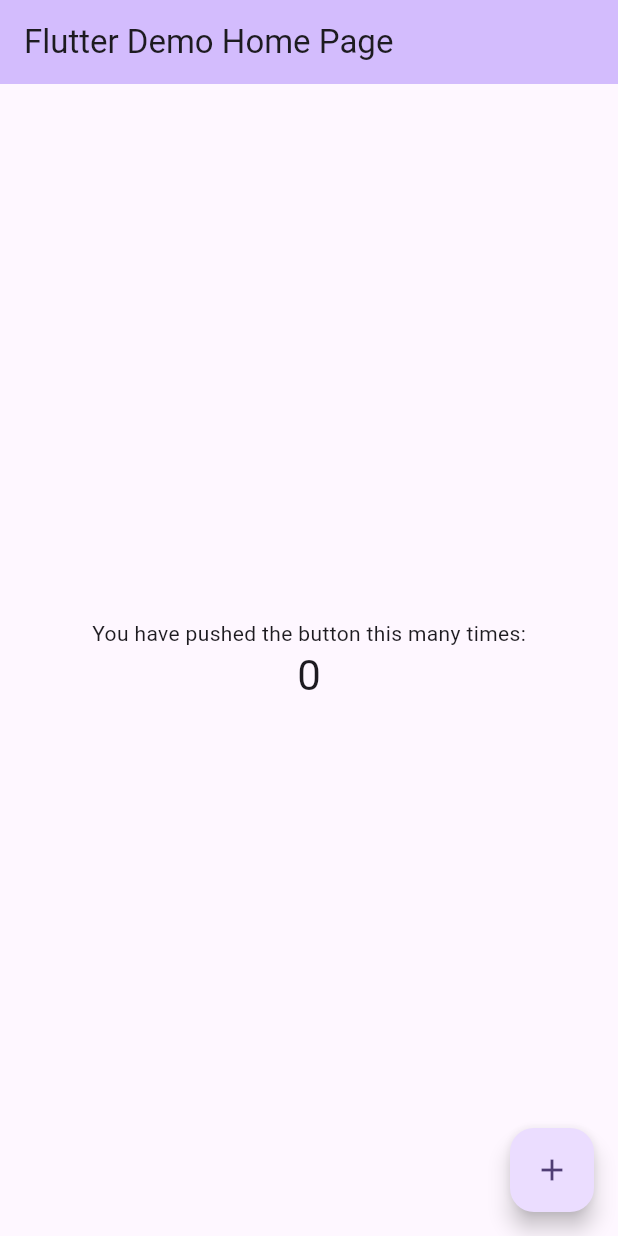
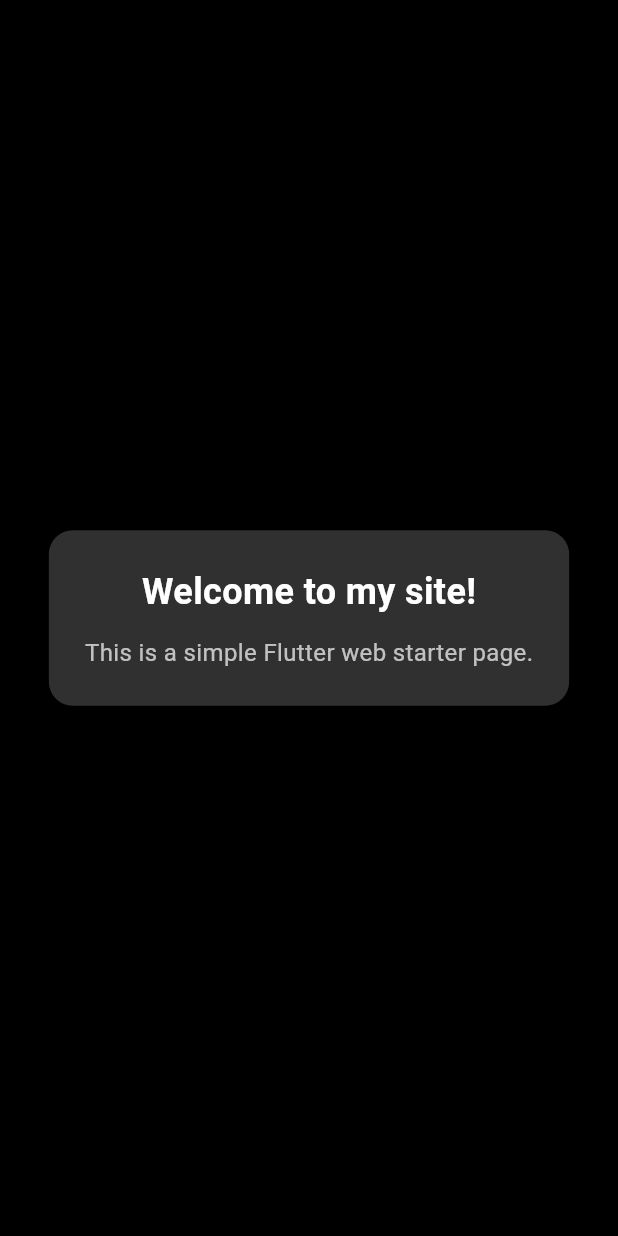
Before and after one commit to bshweta7/my-website, a Flutter app: the screen it shows after launch, on a phone screen of 412 x 824 dp. Run offline on Flutter 3.47's test engine with Material 3 defaults, Android fonts, the phone set to English and light mode, and no system bars.

Commit message:
Initial home page

```diff
--- a/frontend/lib/main.dart
+++ b/frontend/lib/main.dart
@@ -1,122 +1,65 @@
 import 'package:flutter/material.dart';
 
 void main() {
-  runApp(const MyApp());
+  runApp(const MyWebsite());
 }
 
-class MyApp extends StatelessWidget {
-  const MyApp({super.key});
+class MyWebsite extends StatelessWidget {
+  const MyWebsite({super.key});
 
-  // This widget is the root of your application.
   @override
   Widget build(BuildContext context) {
     return MaterialApp(
-      title: 'Flutter Demo',
-      theme: ThemeData(
-        // This is the theme of your application.
-        //
-        // TRY THIS: Try running your application with "flutter run". You'll see
-        // the application has a purple toolbar. Then, without quitting the app,
-        // try changing the seedColor in the colorScheme below to Colors.green
-        // and then invoke "hot reload" (save your changes or press the "hot
-        // reload" button in a Flutter-supported IDE, or press "r" if you used
-        // the command line to start the app).
-        //
-        // Notice that the counter didn't reset back to zero; the application
-        // state is not lost during the reload. To reset the state, use hot
-        // restart instead.
-        //
-        // This works for code too, not just values: Most code changes can be
-        // tested with just a hot reload.
-        colorScheme: ColorScheme.fromSeed(seedColor: Colors.deepPurple),
+      title: 'Shweta Burgula',
+      theme: ThemeData.dark().copyWith(
+        scaffoldBackgroundColor: Colors.black,
+        cardColor: Colors.grey[900],
+        textTheme: const TextTheme(
+          bodyMedium: TextStyle(fontSize: 16),
         ),
-      home: const MyHomePage(title: 'Flutter Demo Home Page'),
+      ),
+      home: const HomePage(),
+      debugShowCheckedModeBanner: false,
     );
   }
 }
 
-class MyHomePage extends StatefulWidget {
-  const MyHomePage({super.key, required this.title});
-
-  // This widget is the home page of your application. It is stateful, meaning
-  // that it has a State object (defined below) that contains fields that affect
-  // how it looks.
-
-  // This class is the configuration for the state. It holds the values (in this
-  // case the title) provided by the parent (in this case the App widget) and
-  // used by the build method of the State. Fields in a Widget subclass are
-  // always marked "final".
-
-  final String title;
-
-  @override
-  State<MyHomePage> createState() => _MyHomePageState();
-}
-
-class _MyHomePageState extends State<MyHomePage> {
-  int _counter = 0;
-
-  void _incrementCounter() {
-    setState(() {
-      // This call to setState tells the Flutter framework that something has
-      // changed in this State, which causes it to rerun the build method below
-      // so that the display can reflect the updated values. If we changed
-      // _counter without calling setState(), then the build method would not be
-      // called again, and so nothing would appear to happen.
-      _counter++;
-    });
-  }
+class HomePage extends StatelessWidget {
+  const HomePage({super.key});
 
   @override
   Widget build(BuildContext context) {
-    // This method is rerun every time setState is called, for instance as done
-    // by the _incrementCounter method above.
-    //
-    // The Flutter framework has been optimized to make rerunning build methods
-    // fast, so that you can just rebuild anything that needs updating rather
-    // than having to individually change instances of widgets.
     return Scaffold(
-      appBar: AppBar(
-        // TRY THIS: Try changing the color here to a specific color (to
-        // Colors.amber, perhaps?) and trigger a hot reload to see the AppBar
-        // change color while the other colors stay the same.
-        backgroundColor: Theme.of(context).colorScheme.inversePrimary,
-        // Here we take the value from the MyHomePage object that was created by
-        // the App.build method, and use it to set our appbar title.
-        title: Text(widget.title),
+      body: Center(
+        child: Card(
+          color: Colors.grey[850], // Solid dark grey background
+          elevation: 12,
+          shape: RoundedRectangleBorder(
+            borderRadius: BorderRadius.circular(16),
           ),
-      body: Center(
-        // Center is a layout widget. It takes a single child and positions it
-        // in the middle of the parent.
+          child: Padding(
+            padding: const EdgeInsets.all(24.0),
             child: Column(
-          // Column is also a layout widget. It takes a list of children and
-          // arranges them vertically. By default, it sizes itself to fit its
-          // children horizontally, and tries to be as tall as its parent.
-          //
-          // Column has various properties to control how it sizes itself and
-          // how it positions its children. Here we use mainAxisAlignment to
-          // center the children vertically; the main axis here is the vertical
-          // axis because Columns are vertical (the cross axis would be
-          // horizontal).
-          //
-          // TRY THIS: Invoke "debug painting" (choose the "Toggle Debug Paint"
-          // action in the IDE, or press "p" in the console), to see the
-          // wireframe for each widget.
-          mainAxisAlignment: MainAxisAlignment.center,
-          children: <Widget>[
-            const Text('You have pushed the button this many times:'),
+              mainAxisSize: MainAxisSize.min,
+              children: const [
                 Text(
-              '$_counter',
-              style: Theme.of(context).textTheme.headlineMedium,
+                  'Welcome to my site!',
+                  style: TextStyle(
+                    fontSize: 24,
+                    fontWeight: FontWeight.bold,
+                    color: Colors.white, // Ensure high contrast
+                  ),
+                ),
+                SizedBox(height: 12),
+                Text(
+                  'This is a simple Flutter web starter page.',
+                  style: TextStyle(color: Colors.white70), // Subtle secondary text
                 ),
               ],
             ),
           ),
-      floatingActionButton: FloatingActionButton(
-        onPressed: _incrementCounter,
-        tooltip: 'Increment',
-        child: const Icon(Icons.add),
-      ), // This trailing comma makes auto-formatting nicer for build methods.
+        )
+      ),
     );
   }
 }
--- a/frontend/pubspec.yaml
+++ b/frontend/pubspec.yaml
@@ -34,6 +34,7 @@ dependencies:
   # The following adds the Cupertino Icons font to your application.
   # Use with the CupertinoIcons class for iOS style icons.
   cupertino_icons: ^1.0.8
+  url_launcher: ^6.3.1
 
 dev_dependencies:
   flutter_test:
```
Also changed, not shown: frontend/pubspec.lock, 6 other files. Lines whose indentation alone changed are shown as unchanged.
